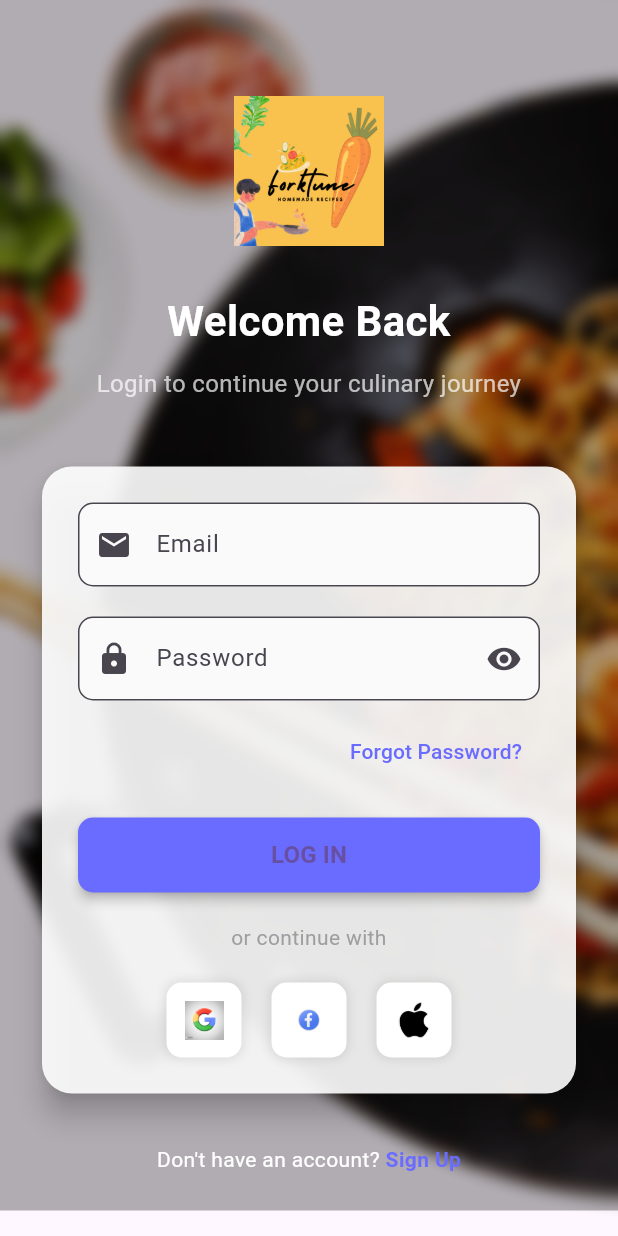
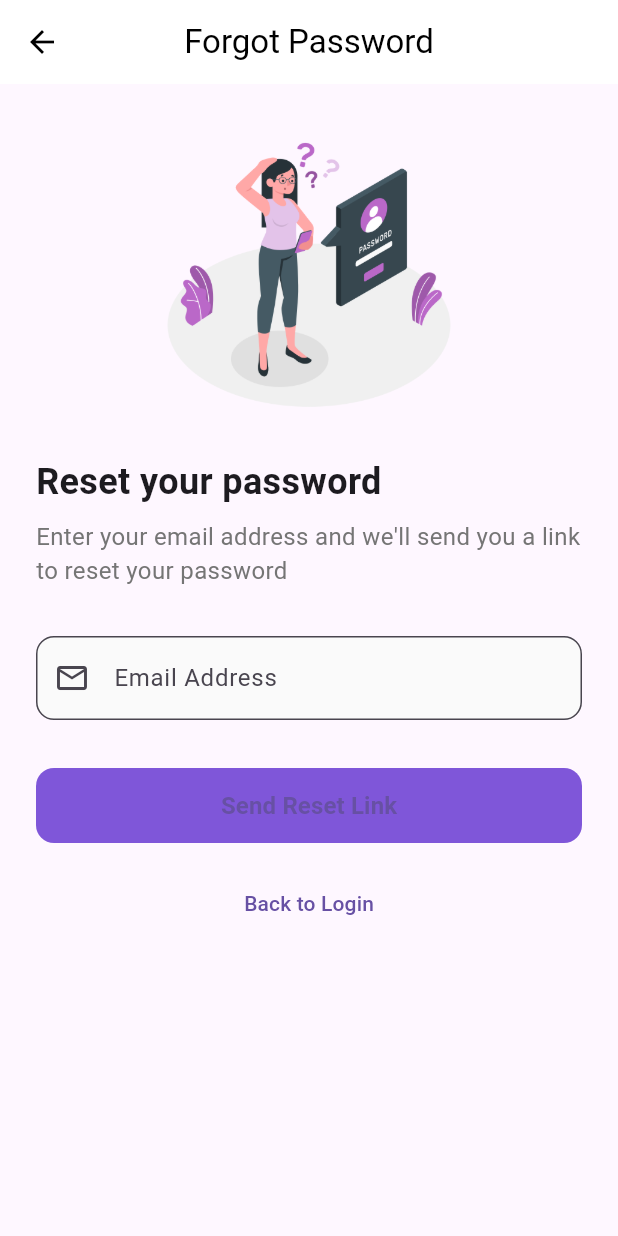
Before and after one commit to srabonAich/ForkTune, a Flutter app: the LoginScreen screen opened directly, after a tap on "Forgot Password?", on a phone screen of 412 x 824 dp. Run offline on Flutter 3.47's test engine with Material 3 defaults, Android fonts, the phone set to English and light mode, and no system bars.

Commit message:
forgot password screen added

```diff
--- a/lib/main.dart
+++ b/lib/main.dart
@@ -1,4 +1,5 @@
 import 'package:flutter/material.dart';
+import 'package:my_first_app/screens/forgot_password.dart';
 import 'package:my_first_app/screens/signup_screen.dart';
 import 'package:my_first_app/screens/launch_screen.dart';
 import 'package:my_first_app/screens/welcome_page.dart';
@@ -37,6 +38,7 @@
         '/edit-profile': (context) => const EditProfilePage(),
         //'/welcome': (context) => const WelcomePage(),
         '/about': (context) => const AboutUsPage(),
+        '/forgotpassword': (context) => const ForgotPasswordScreen(),
       },
     );
   }
--- /dev/null
+++ b/lib/screens/forgot_password.dart
@@ -0,0 +1,170 @@
+import 'package:flutter/material.dart';
+
+class ForgotPasswordScreen extends StatefulWidget {
+  const ForgotPasswordScreen({super.key});
+
+  @override
+  State<ForgotPasswordScreen> createState() => _ForgotPasswordScreenState();
+}
+
+class _ForgotPasswordScreenState extends State<ForgotPasswordScreen> {
+  final _formKey = GlobalKey<FormState>();
+  final _emailController = TextEditingController();
+  bool _isLoading = false;
+  final Color _primaryColor = const Color(0xFF7F56D9);
+
+  @override
+  void dispose() {
+    _emailController.dispose();
+    super.dispose();
+  }
+
+  void _submitForm() async {
+    if (_formKey.currentState!.validate()) {
+      setState(() => _isLoading = true);
+
+      // Simulate network request
+      await Future.delayed(const Duration(seconds: 2));
+
+      setState(() => _isLoading = false);
+
+      // Show success message
+      ScaffoldMessenger.of(context).showSnackBar(
+        SnackBar(
+          content: const Text('Password reset link sent to your email'),
+          behavior: SnackBarBehavior.floating,
+          shape: RoundedRectangleBorder(
+            borderRadius: BorderRadius.circular(10),
+          ),
+        ),
+      );
+
+      // Navigate back after showing message
+      Future.delayed(const Duration(seconds: 2), () {
+        if (mounted) Navigator.pop(context);
+      });
+    }
+  }
+
+  @override
+  Widget build(BuildContext context) {
+    return Scaffold(
+      appBar: AppBar(
+        title: const Text('Forgot Password'),
+        centerTitle: true,
+        elevation: 0,
+        backgroundColor: Colors.white,
+        foregroundColor: Colors.black,
+        leading: IconButton(
+          icon: const Icon(Icons.arrow_back),
+          onPressed: () => Navigator.pop(context),
+        ),
+      ),
+      body: SingleChildScrollView(
+        padding: const EdgeInsets.all(24),
+        child: Form(
+          key: _formKey,
+          child: Column(
+            crossAxisAlignment: CrossAxisAlignment.start,
+            children: [
+              // Header Image
+              Center(
+                child: Image.asset(
+                  'assets/forgot_password.png', // Add your asset
+                  height: 200,
+                ),
+              ),
+              const SizedBox(height: 24),
+
+              // Title
+              const Text(
+                'Reset your password',
+                style: TextStyle(
+                  fontSize: 24,
+                  fontWeight: FontWeight.bold,
+                ),
+              ),
+              const SizedBox(height: 8),
+
+              // Description
+              Text(
+                'Enter your email address and we\'ll send you a link to reset your password',
+                style: TextStyle(
+                  fontSize: 16,
+                  color: Colors.grey[600],
+                ),
+              ),
+              const SizedBox(height: 32),
+
+              // Email Field
+              TextFormField(
+                controller: _emailController,
+                keyboardType: TextInputType.emailAddress,
+                decoration: InputDecoration(
+                  labelText: 'Email Address',
+                  prefixIcon: const Icon(Icons.email_outlined),
+                  border: OutlineInputBorder(
+                    borderRadius: BorderRadius.circular(12),
+                  ),
+                  filled: true,
+                  fillColor: Colors.grey[50],
+                ),
+                validator: (value) {
+                  if (value == null || value.isEmpty) {
+                    return 'Please enter your email';
+                  }
+                  if (!value.contains('@')) {
+                    return 'Please enter a valid email';
+                  }
+                  return null;
+                },
+              ),
+              const SizedBox(height: 32),
+
+              // Submit Button
+              SizedBox(
+                width: double.infinity,
+                height: 50,
+                child: ElevatedButton(
+                  onPressed: _isLoading ? null : _submitForm,
+                  style: ElevatedButton.styleFrom(
+                    backgroundColor: _primaryColor,
+                    shape: RoundedRectangleBorder(
+                      borderRadius: BorderRadius.circular(12),
+                    ),
+                    elevation: 0,
+                  ),
+                  child: _isLoading
+                      ? const SizedBox(
+                    width: 20,
+                    height: 20,
+                    child: CircularProgressIndicator(
+                      strokeWidth: 2,
+                      color: Colors.white,
+                    ),
+                  )
+                      : const Text(
+                    'Send Reset Link',
+                    style: TextStyle(
+                      fontSize: 16,
+                      fontWeight: FontWeight.bold,
+                    ),
+                  ),
+                ),
+              ),
+              const SizedBox(height: 16),
+
+              // Back to Login
+              Center(
+                child: TextButton(
+                  onPressed: () => Navigator.pop(context),
+                  child: const Text('Back to Login'),
+                ),
+              ),
+            ],
+          ),
+        ),
+      ),
+    );
+  }
+}
--- a/lib/screens/login_screen.dart
+++ b/lib/screens/login_screen.dart
@@ -603,7 +603,7 @@
                                       alignment: Alignment.centerRight,
                                       child: TextButton(
                                         onPressed: () {
-                                          // Add forgot password functionality
+                                          Navigator.pushNamed(context, '/forgotpassword');
                                         },
                                         child: const Text(
                                           'Forgot Password?',
```
Also changed, not shown: assets/forgot_password.png (added).
